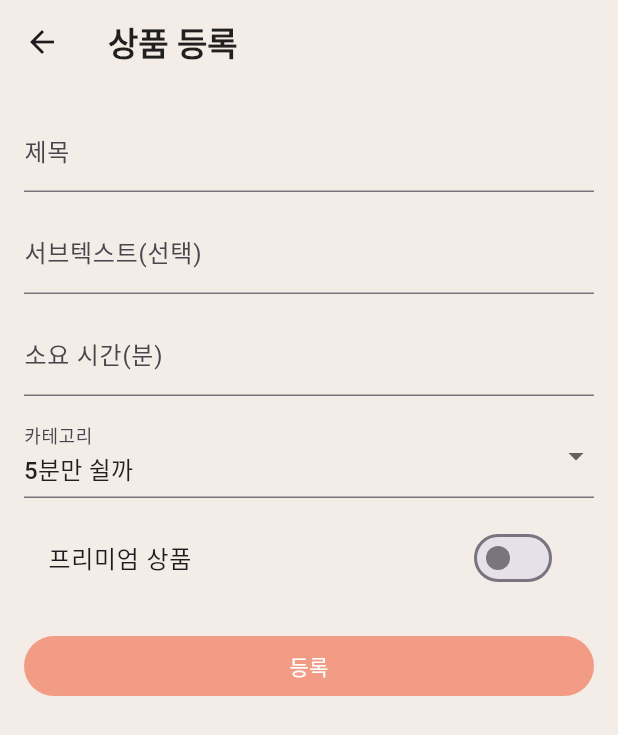
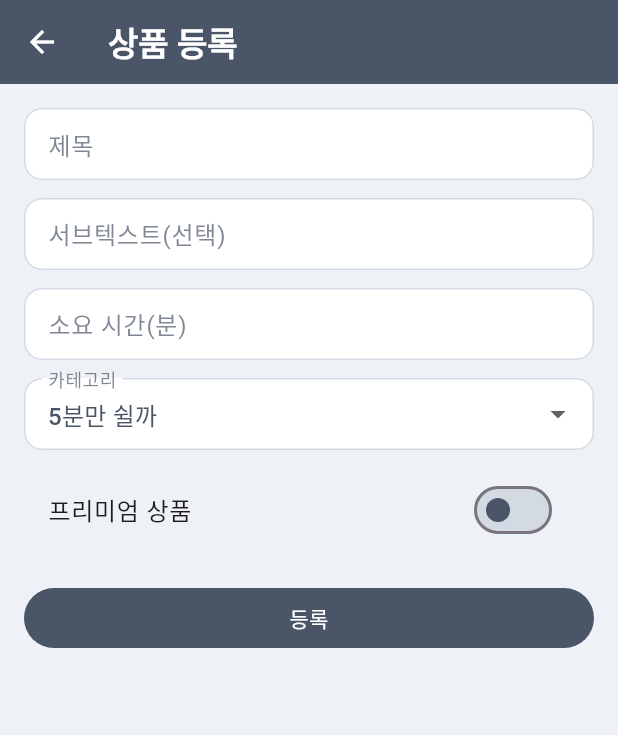
Before and after one commit to helloheesu/dart-practice, a Flutter app: the screen it shows after launch, after a tap on the "add" icon, on a phone screen of 412 x 824 dp. Shown: the top 735 px of the screen. Run offline on Flutter 3.47's test engine with Material 3 defaults, Android fonts, the light colour scheme and no system bars.

Commit message:
테마 색상 변경, 문서 업데이트

```diff
--- a/last_minutes/lib/core/theme/app_theme.dart
+++ b/last_minutes/lib/core/theme/app_theme.dart
@@ -1,14 +1,31 @@
 import 'package:flutter/material.dart';
 
-// App color palette inspired by warm retro tones
+// App color palette inspired by cool navy / blue-gray tones
 class AppColors {
   AppColors._();
 
-  static const Color background = Color(0xFFF4ECE6);
-  static const Color card = Color(0xFFFFF9F3);
-  static const Color accent = Color(0xFFF29C85);
-  static const Color muted = Color(0xFF7C83A1);
-  static const Color premium = Color(0xFFF2D15B);
+  // Base
+  static const Color background = Color(0xFFEEF1F5); // light blue-gray
+  static const Color card = Color(0xFFFFFFFF); // clean white cards
+  // Brand / Accents
+  static const Color accent = Color(0xFF4DA3FF); // sky blue accent
+  static const Color muted = Color(0xFF4A5568); // primary text/navy-gray
+  static const Color premium = Color(0xFFF4D4BA); // beige for premium highlight
+  static const Color appBar = Color(0xFF2F3A4C); // deep navy for top bar
+
+  // UI tokens
+  static const Color surfaceBorder = Color(0xFFD4DAE3); // card borders
+  static const Color chipSelectedBg = Color(0xFF4A5568);
+  static const Color chipUnselectedBg = Color(0xFFE2E8F0);
+  static const Color chipText = Color(0xFF4A5568);
+
+  // Time color scale (match web)
+  static Color timeColor(int minutes) {
+    if (minutes <= 5) return const Color(0xFFB8D4C8);
+    if (minutes <= 60) return const Color(0xFF8BA3B5);
+    if (minutes <= 119) return const Color(0xFF6B7A91);
+    return const Color(0xFFE89B9B);
+  }
 }
 
 ThemeData buildAppTheme() {
@@ -17,38 +34,78 @@ ThemeData buildAppTheme() {
     scaffoldBackgroundColor: AppColors.background,
     colorScheme: base.colorScheme.copyWith(
       primary: AppColors.accent,
+      onPrimary: Colors.white,
       secondary: AppColors.muted,
       surface: AppColors.card,
     ),
     appBarTheme: const AppBarTheme(
-      backgroundColor: Colors.transparent,
+      backgroundColor: AppColors.muted,
       surfaceTintColor: Colors.transparent,
       elevation: 0,
       centerTitle: false,
+      foregroundColor: Colors.white,
       titleTextStyle: TextStyle(
         fontSize: 22,
         fontWeight: FontWeight.w700,
-        color: Colors.black87,
+        color: Colors.white,
       ),
+      iconTheme: IconThemeData(color: Colors.white),
     ),
     textTheme: base.textTheme.apply(
-      bodyColor: Colors.black87,
-      displayColor: Colors.black87,
+      bodyColor: AppColors.muted,
+      displayColor: AppColors.muted,
     ),
     cardTheme: const CardThemeData(
       color: AppColors.card,
       margin: EdgeInsets.zero,
       surfaceTintColor: Colors.transparent,
-      elevation: 1.5,
+      elevation: 0.8,
       shadowColor: Colors.black12,
       shape: RoundedRectangleBorder(
+        side: BorderSide(color: AppColors.surfaceBorder),
         borderRadius: BorderRadius.all(Radius.circular(16)),
       ),
     ),
+    inputDecorationTheme: InputDecorationTheme(
+      filled: true,
+      fillColor: AppColors.card,
+      contentPadding: const EdgeInsets.symmetric(horizontal: 12, vertical: 12),
+      labelStyle: TextStyle(color: AppColors.muted.withValues(alpha: 0.7)),
+      hintStyle: TextStyle(color: AppColors.muted.withValues(alpha: 0.6)),
+      enabledBorder: const OutlineInputBorder(
+        borderSide: BorderSide(color: AppColors.surfaceBorder),
+        borderRadius: BorderRadius.all(Radius.circular(12)),
+      ),
+      focusedBorder: const OutlineInputBorder(
+        borderSide: BorderSide(color: AppColors.accent, width: 2),
+        borderRadius: BorderRadius.all(Radius.circular(12)),
+      ),
+      border: const OutlineInputBorder(
+        borderSide: BorderSide(color: AppColors.surfaceBorder),
+        borderRadius: BorderRadius.all(Radius.circular(12)),
+      ),
+    ),
+    switchTheme: SwitchThemeData(
+      trackColor: WidgetStateProperty.resolveWith((states) {
+        if (states.contains(WidgetState.selected)) {
+          return AppColors.chipSelectedBg.withValues(alpha: 0.5);
+        }
+        return AppColors.surfaceBorder;
+      }),
+      thumbColor: WidgetStateProperty.resolveWith((states) {
+        if (states.contains(WidgetState.selected)) return Colors.white;
+        return AppColors.chipText;
+      }),
+    ),
     chipTheme: base.chipTheme.copyWith(
-      selectedColor: AppColors.accent.withValues(alpha: 0.18),
-      side: const BorderSide(color: Colors.transparent),
+      selectedColor: AppColors.chipSelectedBg,
+      backgroundColor: AppColors.chipUnselectedBg,
+      side: const BorderSide(color: AppColors.surfaceBorder),
       shape: const StadiumBorder(),
+      labelStyle: const TextStyle(
+        fontWeight: FontWeight.w600,
+        color: AppColors.chipText,
+      ),
     ),
   );
 }
--- a/last_minutes/lib/ui/pages/cart/cart_page.dart
+++ b/last_minutes/lib/ui/pages/cart/cart_page.dart
@@ -1,6 +1,7 @@
 import 'package:flutter/material.dart';
 import '../../../core/utils/format.dart';
 import '../../../data/repository/cart_store.dart';
+import '../../../core/theme/app_theme.dart';
 
 class CartPage extends StatelessWidget {
   const CartPage({super.key});
@@ -36,6 +37,8 @@ class CartPage extends StatelessWidget {
                         style: const TextStyle(fontWeight: FontWeight.w700),
                       ),
                       leading: CircleAvatar(
+                        backgroundColor: AppColors.chipUnselectedBg,
+                        foregroundColor: AppColors.muted,
                         child: Text(item.quantity.toString()),
                       ),
                       onLongPress: () => store.removeAt(i),
@@ -65,6 +68,10 @@ class CartPage extends StatelessWidget {
                     SizedBox(
                       width: double.infinity,
                       child: FilledButton.icon(
+                        style: FilledButton.styleFrom(
+                          backgroundColor: AppColors.chipSelectedBg,
+                          foregroundColor: Colors.white,
+                        ),
                         icon: const Icon(Icons.alarm),
                         label: const Text('결제 (알람 예약 예정)'),
                         onPressed: () async {
--- a/last_minutes/lib/ui/pages/products/product_create_page.dart
+++ b/last_minutes/lib/ui/pages/products/product_create_page.dart
@@ -2,6 +2,7 @@ import 'package:flutter/material.dart';
 import '../../../data/model/product.dart';
 import '../../../data/model/product_category.dart';
 import '../../../data/repository/product_repository_mock.dart';
+import '../../../core/theme/app_theme.dart';
 
 class ProductCreatePage extends StatefulWidget {
   const ProductCreatePage({super.key});
@@ -75,7 +76,14 @@ class _ProductCreatePageState extends State<ProductCreatePage> {
               onChanged: (v) => setState(() => _premium = v),
             ),
             const SizedBox(height: 20),
-            FilledButton(onPressed: _submit, child: const Text('등록')),
+            FilledButton(
+              style: FilledButton.styleFrom(
+                backgroundColor: AppColors.chipSelectedBg,
+                foregroundColor: Colors.white,
+              ),
+              onPressed: _submit,
+              child: const Text('등록'),
+            ),
           ],
         ),
       ),
--- a/last_minutes/lib/ui/pages/products/product_detail_page.dart
+++ b/last_minutes/lib/ui/pages/products/product_detail_page.dart
@@ -72,6 +72,10 @@ class ProductDetailPage extends StatelessWidget {
               child: SizedBox(
                 width: double.infinity,
                 child: FilledButton.icon(
+                  style: FilledButton.styleFrom(
+                    backgroundColor: AppColors.chipSelectedBg,
+                    foregroundColor: Colors.white,
+                  ),
                   icon: const Icon(Icons.check_circle_outline),
                   label: Text('${formatMinutes(product.minutes)} 담기'),
                   onPressed: () {
@@ -97,20 +101,21 @@ class _MinutesPill extends StatelessWidget {
   const _MinutesPill({required this.minutes});
   @override
   Widget build(BuildContext context) {
+    final color = AppColors.timeColor(minutes);
     return Container(
       padding: const EdgeInsets.symmetric(horizontal: 10, vertical: 6),
       decoration: BoxDecoration(
-        color: AppColors.accent.withValues(alpha: 0.18),
+        color: color.withValues(alpha: 0.18),
         borderRadius: BorderRadius.circular(12),
       ),
       child: Row(
         mainAxisSize: MainAxisSize.min,
         children: [
-          const Icon(Icons.timer_outlined, size: 16),
+          Icon(Icons.timer_outlined, size: 16, color: color),
           const SizedBox(width: 6),
           Text(
             formatMinutes(minutes),
-            style: const TextStyle(fontWeight: FontWeight.w700),
+            style: TextStyle(fontWeight: FontWeight.w700, color: color),
           ),
         ],
       ),
@@ -124,8 +129,12 @@ class _CategoryChip extends StatelessWidget {
   @override
   Widget build(BuildContext context) {
     return Chip(
-      label: Text(category.label),
-      backgroundColor: AppColors.accent.withValues(alpha: 0.12),
+      label: Text(
+        category.label,
+        style: const TextStyle(color: AppColors.chipText),
+      ),
+      backgroundColor: AppColors.chipUnselectedBg,
+      side: const BorderSide(color: AppColors.surfaceBorder),
     );
   }
 }
--- a/last_minutes/lib/ui/widgets/products/category_filter_bar.dart
+++ b/last_minutes/lib/ui/widgets/products/category_filter_bar.dart
@@ -1,6 +1,7 @@
 import 'package:flutter/material.dart';
 import '../../../core/constants/strings.dart';
 import '../../../data/model/product_category.dart';
+import '../../../core/theme/app_theme.dart';
 
 class CategoryFilterBar extends StatelessWidget {
   final ProductCategory? selected;
@@ -26,7 +27,18 @@ class CategoryFilterBar extends StatelessWidget {
             Padding(
               padding: const EdgeInsets.only(right: 8),
               child: ChoiceChip(
-                label: Text(item.label),
+                label: Text(
+                  item.label,
+                  style: TextStyle(
+                    color: selected == item.value
+                        ? Colors.white
+                        : AppColors.chipText,
+                    fontWeight: FontWeight.w600,
+                  ),
+                ),
+                selectedColor: AppColors.chipSelectedBg,
+                backgroundColor: AppColors.chipUnselectedBg,
+                checkmarkColor: Colors.white,
                 selected: selected == item.value,
                 onSelected: (_) => onChanged(item.value),
               ),
--- a/last_minutes/lib/ui/widgets/products/product_card.dart
+++ b/last_minutes/lib/ui/widgets/products/product_card.dart
@@ -79,17 +79,15 @@ class _PriceText extends StatelessWidget {
   const _PriceText({required this.minutes});
   @override
   Widget build(BuildContext context) {
+    final color = AppColors.timeColor(minutes);
     return Row(
       mainAxisSize: MainAxisSize.min,
       children: [
-        const Icon(Icons.schedule, size: 16),
+        Icon(Icons.schedule, size: 16, color: color),
         const SizedBox(width: 6),
         Text(
           formatMinutes(minutes),
-          style: const TextStyle(
-            color: AppColors.accent,
-            fontWeight: FontWeight.w800,
-          ),
+          style: const TextStyle(fontWeight: FontWeight.w800),
         ),
       ],
     );
```
Also changed, not shown: 1 other file.
